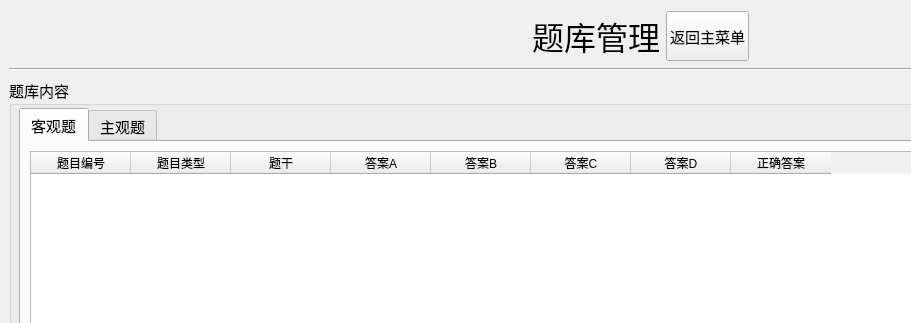
Qt form server/QuestionsManageUI.ui (AlanForeverAi/Exams) before a commit; both pictures show x 0 to 911 and y 0 to 323 of the 1280 by 670 pixel window.
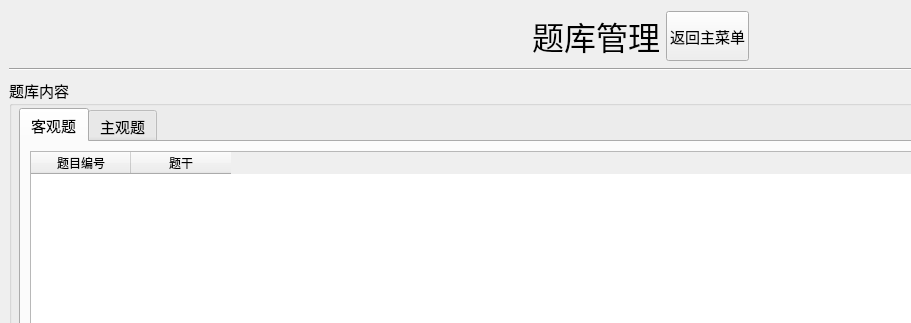
The same form after that commit.

Commit message:
修改题目管理模块——使得修改题目更加人性化
。。。。。。。

The edit to the form file:
```diff
--- a/server/QuestionsManageUI.ui
+++ b/server/QuestionsManageUI.ui
@@ -221,41 +221,11 @@
                 <string>题目编号</string>
                </property>
               </column>
-              <column>
-               <property name="text">
-                <string>题目类型</string>
-               </property>
-              </column>
               <column>
                <property name="text">
                 <string>题干</string>
                </property>
               </column>
-              <column>
-               <property name="text">
-                <string>答案A</string>
-               </property>
-              </column>
-              <column>
-               <property name="text">
-                <string>答案B</string>
-               </property>
-              </column>
-              <column>
-               <property name="text">
-                <string>答案C</string>
-               </property>
-              </column>
-              <column>
-               <property name="text">
-                <string>答案D</string>
-               </property>
-              </column>
-              <column>
-               <property name="text">
-                <string>正确答案</string>
-               </property>
-              </column>
              </widget>
             </item>
            </layout>
```
The commit also changes 17 other files.
